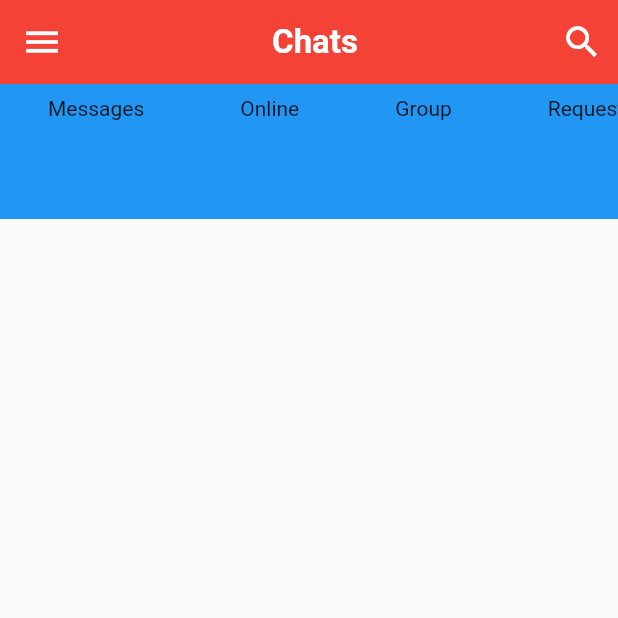
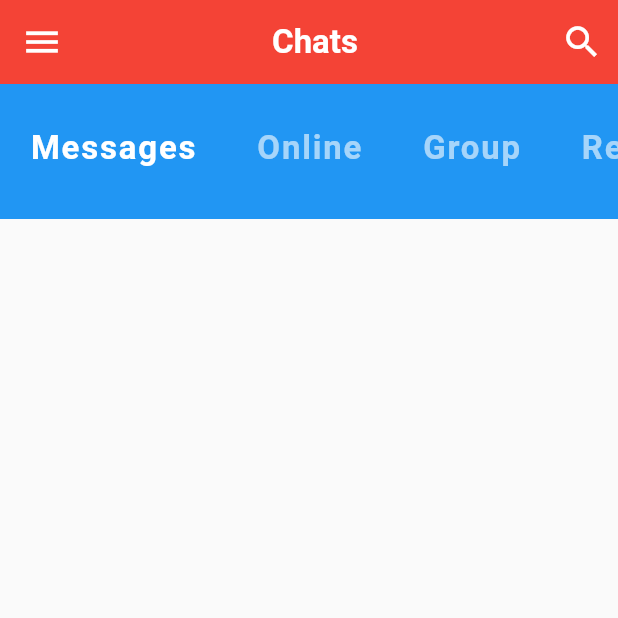
Before and after one commit to najmulmyself/Chat-UI, a Flutter app: the screen it shows after launch, on a phone screen of 412 x 824 dp, the top half of it. Run offline on Flutter 3.47's test engine with Material 2 defaults, Android fonts, the phone set to English and light mode, and no system bars.

Commit message:
need to fix ontap selected widged

```diff
--- a/lib/widgets/category_selector.dart
+++ b/lib/widgets/category_selector.dart
@@ -1,11 +1,14 @@
 import 'package:flutter/material.dart';
 
-class Category_selector extends StatelessWidget {
+class Category_selector extends StatefulWidget {
+  @override
+  State<Category_selector> createState() => _Category_selectorState();
+}
+
+class _Category_selectorState extends State<Category_selector> {
   // const Category_selector({
-  //   Key? key,
-  // }) : super(key: key);
+  int selectedIndex = 0;
 
-  int selectedIndex = 0;
   List categories = ['Messages', 'Online', 'Group', 'Requests'];
 
   @override
@@ -16,9 +19,25 @@ class Category_selector extends StatelessWidget {
       child: ListView.builder(
         scrollDirection: Axis.horizontal,
         itemBuilder: (context, index) {
-          return Padding(
-            padding: const EdgeInsets.symmetric(vertical: 8.0, horizontal: 32),
-            child: Text(categories[index]),
+          return GestureDetector(
+            onTap: () {
+              setState(() {
+                selectedIndex == index;
+              });
+            },
+            child: Padding(
+              padding:
+                  const EdgeInsets.symmetric(vertical: 30.0, horizontal: 20),
+              child: Text(
+                categories[index],
+                style: TextStyle(
+                    fontSize: 22,
+                    letterSpacing: 1.2,
+                    color:
+                        index == selectedIndex ? Colors.white : Colors.white60,
+                    fontWeight: FontWeight.bold),
+              ),
+            ),
           );
         },
         itemCount: categories.length,
```
